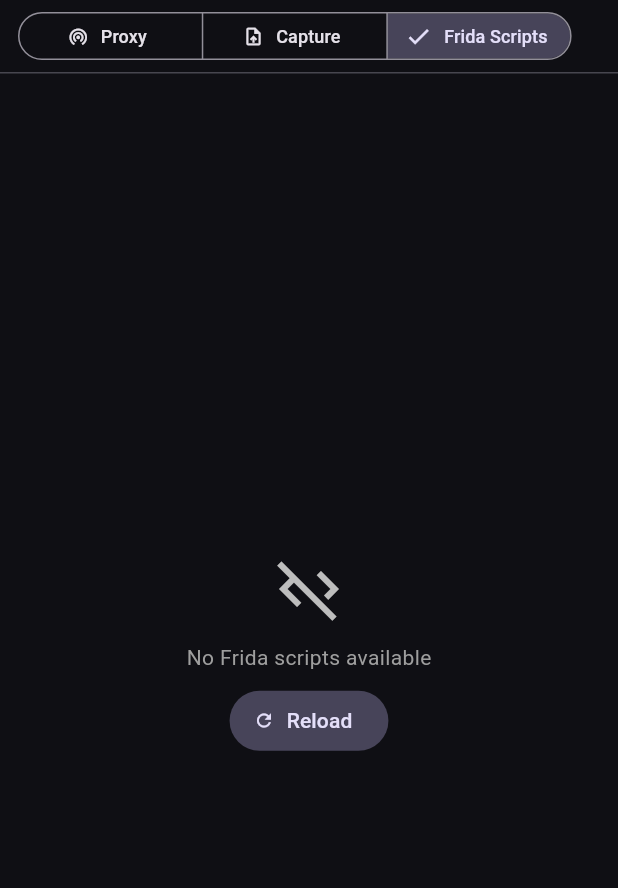
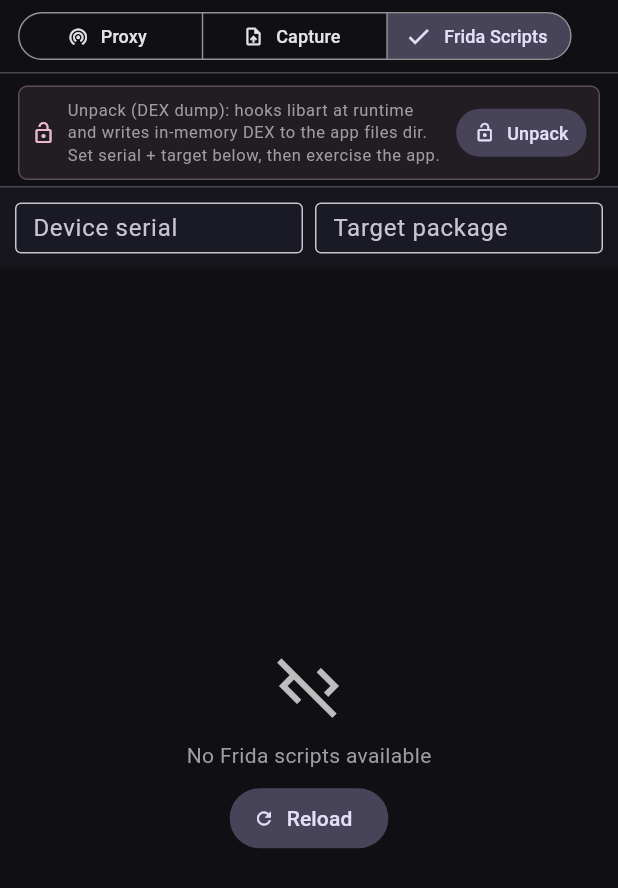
Before and after one commit to H1d3rOne/MobileAgent, a Flutter app: the NetworkTab widget shown alone on an empty page, opened directly, after a tap on "Capture", after a tap on "Frida Scripts", on a phone screen of 412 x 824 dp. Shown: the top 888 px of the screen. Run offline on Flutter 3.47's test engine with Material 3 defaults, Android fonts, the phone set to English and light mode, and no system bars; our stand-ins replace dio, file_picker, flutter_markdown, flutter_riverpod, go_router, hive_flutter and 1 more; missing offline and left inert: dart:html, window_manager; accounts and stored records are empty; network calls fail; Roboto replaces fonts that are missing (system-ui).

Commit message:
fix: show Unpack button regardless of frida scripts availability
The DEX dump unpack card and device input fields now render at the top of
the Frida sub-tab even when no scripts are loaded, so users can always
access the runtime unpacking action.

Co-Authored-By: Claude Opus 4.7 <noreply@anthropic.com>

```diff
--- a/frontend/lib/features/apk/widgets/network_tab.dart
+++ b/frontend/lib/features/apk/widgets/network_tab.dart
@@ -473,29 +473,8 @@ class _NetworkTabState extends ConsumerState<NetworkTab> {
   // ── Frida Scripts ──────────────────────────────────────────────────────────
 
   Widget _buildFrida(ThemeData theme) {
-    if (_scriptsLoading && _scripts == null) {
-      return const Center(child: Column(mainAxisSize: MainAxisSize.min, children: [
-        CircularProgressIndicator(), SizedBox(height: 12), Text('Loading Frida scripts...'),
-      ]));
-    }
-    if (_scripts == null || _scripts!.isEmpty) {
-      return Center(child: Column(mainAxisSize: MainAxisSize.min, children: [
-        Icon(Icons.code_off, size: 48, color: Colors.grey[400]),
-        const SizedBox(height: 12),
-        Text('No Frida scripts available', style: theme.textTheme.bodyMedium?.copyWith(color: Colors.grey)),
-        const SizedBox(height: 8),
-        FilledButton.tonalIcon(
-          onPressed: _scriptsLoading ? null : _loadScripts,
-          icon: const Icon(Icons.refresh, size: 14),
-          label: const Text('Reload'),
-        ),
-      ]));
-    }
-
-    return Column(
-      crossAxisAlignment: CrossAxisAlignment.stretch,
-      children: [
-        Padding(
+    Widget unpackCard() {
+      return Padding(
         padding: const EdgeInsets.fromLTRB(12, 8, 12, 4),
         child: Container(
           padding: const EdgeInsets.all(8),
@@ -527,7 +506,48 @@ class _NetworkTabState extends ConsumerState<NetworkTab> {
             ),
           ]),
         ),
+      );
+    }
+
+    if (_scriptsLoading && _scripts == null) {
+      return Column(
+        crossAxisAlignment: CrossAxisAlignment.stretch,
+        children: [
+          unpackCard(),
+          const Divider(height: 1),
+          _buildDumpRunPanel(theme),
+          const Expanded(child: Center(child: Column(mainAxisSize: MainAxisSize.min, children: [
+            CircularProgressIndicator(), SizedBox(height: 12), Text('Loading Frida scripts...'),
+          ]))),
+        ],
+      );
+    }
+    if (_scripts == null || _scripts!.isEmpty) {
+      return Column(
+        crossAxisAlignment: CrossAxisAlignment.stretch,
+        children: [
+          unpackCard(),
+          const Divider(height: 1),
+          _buildDumpRunPanel(theme),
+          Expanded(child: Center(child: Column(mainAxisSize: MainAxisSize.min, children: [
+            Icon(Icons.code_off, size: 48, color: Colors.grey[400]),
+            const SizedBox(height: 12),
+            Text('No Frida scripts available', style: theme.textTheme.bodyMedium?.copyWith(color: Colors.grey)),
+            const SizedBox(height: 8),
+            FilledButton.tonalIcon(
+              onPressed: _scriptsLoading ? null : _loadScripts,
+              icon: const Icon(Icons.refresh, size: 14),
+              label: const Text('Reload'),
             ),
+          ]))),
+        ],
+      );
+    }
+
+    return Column(
+      crossAxisAlignment: CrossAxisAlignment.stretch,
+      children: [
+        unpackCard(),
         if (_categories != null && _categories!.isNotEmpty)
           Padding(
             padding: const EdgeInsets.fromLTRB(12, 8, 12, 4),
@@ -616,6 +636,71 @@ class _NetworkTabState extends ConsumerState<NetworkTab> {
           ),
         );
       },
+    );
+  }
+
+  Widget _buildDumpRunPanel(ThemeData theme) {
+    return Container(
+      padding: const EdgeInsets.all(10),
+      color: theme.colorScheme.surfaceContainerHighest.withValues(alpha: 0.2),
+      child: Column(crossAxisAlignment: CrossAxisAlignment.stretch, children: [
+        Row(children: [
+          Expanded(child: TextField(
+            controller: _serialController,
+            decoration: const InputDecoration(
+              labelText: 'Device serial', hintText: 'emulator-5554', isDense: true,
+              contentPadding: EdgeInsets.symmetric(horizontal: 8, vertical: 8),
+              border: OutlineInputBorder(),
+            ),
+            style: const TextStyle(fontSize: 12),
+          )),
+          const SizedBox(width: 8),
+          Expanded(child: TextField(
+            controller: _targetController,
+            decoration: const InputDecoration(
+              labelText: 'Target package', hintText: 'com.example.app', isDense: true,
+              contentPadding: EdgeInsets.symmetric(horizontal: 8, vertical: 8),
+              border: OutlineInputBorder(),
+            ),
+            style: const TextStyle(fontSize: 12),
+          )),
+        ]),
+        if (_fridaRunOutput != null) ...[
+          const SizedBox(height: 8),
+          Container(
+            constraints: const BoxConstraints(maxHeight: 150),
+            decoration: BoxDecoration(
+              color: theme.colorScheme.surface,
+              borderRadius: BorderRadius.circular(4),
+              border: Border.all(
+                color: _fridaRunOutput!.startsWith('Error')
+                    ? theme.colorScheme.error.withValues(alpha: 0.5)
+                    : theme.colorScheme.primary.withValues(alpha: 0.3),
+              ),
+            ),
+            child: Stack(children: [
+              SingleChildScrollView(
+                padding: const EdgeInsets.all(8),
+                child: SelectableText(_fridaRunOutput!,
+                  style: TextStyle(fontSize: 11, fontFamily: 'monospace',
+                    color: _fridaRunOutput!.startsWith('Error') ? theme.colorScheme.error : null)),
+              ),
+              Positioned(top: 2, right: 2, child: IconButton(
+                icon: const Icon(Icons.copy, size: 12),
+                tooltip: 'Copy output',
+                visualDensity: VisualDensity.compact,
+                padding: EdgeInsets.zero,
+                constraints: const BoxConstraints(minWidth: 24, minHeight: 24),
+                onPressed: () {
+                  Clipboard.setData(ClipboardData(text: _fridaRunOutput!));
+                  ScaffoldMessenger.of(context).showSnackBar(
+                    const SnackBar(content: Text('Output copied'), duration: Duration(seconds: 1)));
+                },
+              )),
+            ]),
+          ),
+        ],
+      ]),
     );
   }
 
```
Lines whose indentation alone changed are shown as unchanged.
